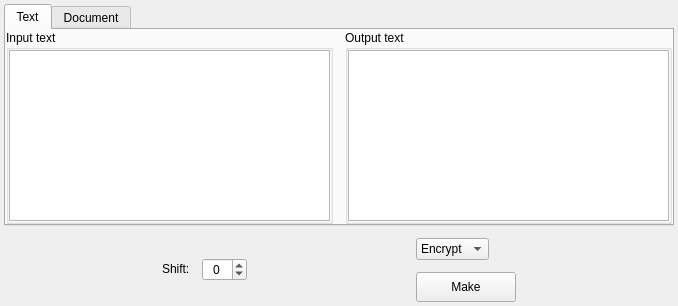
vasilypht/crypto-methods, file app/gui/symmetric/caesar/caesar.ui: the form before one commit.
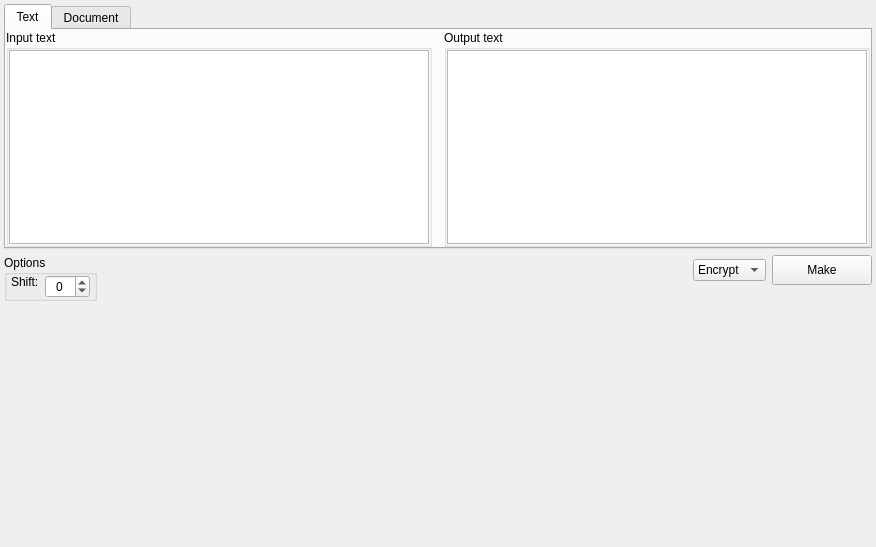
The form after the commit.

Commit message: (Caesar) Module redesign. Design in the form of a class, as well as a redesign of the widget

Diff of the .ui file:
```diff
--- a/app/gui/symmetric/caesar/caesar.ui
+++ b/app/gui/symmetric/caesar/caesar.ui
@@ -6,8 +6,8 @@
    <rect>
     <x>0</x>
     <y>0</y>
-    <width>678</width>
-    <height>306</height>
+    <width>876</width>
+    <height>547</height>
    </rect>
   </property>
   <property name="maximumSize">
@@ -19,10 +19,7 @@
   <property name="windowTitle">
    <string>Form</string>
   </property>
-  <layout class="QVBoxLayout" name="verticalLayout_3">
-   <property name="spacing">
-    <number>12</number>
-   </property>
+  <layout class="QVBoxLayout" name="verticalLayout_4">
    <property name="leftMargin">
     <number>4</number>
    </property>
@@ -35,12 +32,12 @@
    <property name="bottomMargin">
     <number>4</number>
    </property>
-   <item alignment="Qt::AlignTop">
+   <item>
     <widget class="QTabWidget" name="tab_widget">
      <property name="maximumSize">
       <size>
        <width>16777215</width>
-       <height>16777215</height>
+       <height>400</height>
       </size>
      </property>
      <property name="currentIndex">
@@ -148,23 +145,37 @@
    <item>
     <layout class="QHBoxLayout" name="horizontal_layout_3">
      <item>
-      <spacer name="horizontal_spacer_1">
-       <property name="orientation">
-        <enum>Qt::Horizontal</enum>
-       </property>
-       <property name="sizeHint" stdset="0">
-        <size>
-         <width>40</width>
-         <height>20</height>
-        </size>
-       </property>
-      </spacer>
-     </item>
+      <layout class="QVBoxLayout" name="vertical_layout_2">
+       <item>
+        <widget class="QGroupBox" name="group_box_options">
+         <property name="title">
+          <string>Options</string>
+         </property>
+         <layout class="QVBoxLayout" name="verticalLayout">
+          <property name="leftMargin">
+           <number>0</number>
+          </property>
+          <property name="topMargin">
+           <number>0</number>
+          </property>
+          <property name="rightMargin">
+           <number>0</number>
+          </property>
+          <property name="bottomMargin">
+           <number>0</number>
+          </property>
      <item>
-      <layout class="QVBoxLayout" name="vertical_layout_1">
-       <item>
-        <layout class="QHBoxLayout" name="horizontalLayout_2">
-         <item>
+           <layout class="QFormLayout" name="form_layout_options">
+            <property name="fieldGrowthPolicy">
+             <enum>QFormLayout::ExpandingFieldsGrow</enum>
+            </property>
+            <property name="leftMargin">
+             <number>4</number>
+            </property>
+            <property name="rightMargin">
+             <number>4</number>
+            </property>
+            <item row="0" column="0">
           <widget class="QLabel" name="label_shift">
            <property name="sizePolicy">
             <sizepolicy hsizetype="Minimum" vsizetype="Fixed">
@@ -177,7 +188,7 @@
            </property>
           </widget>
          </item>
-         <item>
+            <item row="0" column="1">
           <widget class="QSpinBox" name="spin_box_shift">
            <property name="frame">
             <bool>true</bool>
@@ -198,18 +209,18 @@
          </item>
         </layout>
        </item>
+         </layout>
+        </widget>
+       </item>
        <item>
-        <spacer name="vertical_spacer_1">
+        <spacer name="vertical_spacer_2">
          <property name="orientation">
           <enum>Qt::Vertical</enum>
          </property>
-         <property name="sizeType">
-          <enum>QSizePolicy::Preferred</enum>
-         </property>
          <property name="sizeHint" stdset="0">
           <size>
-           <width>0</width>
-           <height>0</height>
+           <width>20</width>
+           <height>40</height>
           </size>
          </property>
         </spacer>
@@ -217,13 +228,10 @@
       </layout>
      </item>
      <item>
-      <spacer name="horizontal_spacer_2">
+      <spacer name="horizontal_spacer_1">
        <property name="orientation">
         <enum>Qt::Horizontal</enum>
        </property>
-       <property name="sizeType">
-        <enum>QSizePolicy::Expanding</enum>
-       </property>
        <property name="sizeHint" stdset="0">
         <size>
          <width>40</width>
@@ -233,7 +241,9 @@
       </spacer>
      </item>
      <item>
-      <layout class="QVBoxLayout" name="verticalLayout_2">
+      <layout class="QVBoxLayout" name="vertical_layout_1">
+       <item>
+        <layout class="QHBoxLayout" name="horizontal_layout_2">
        <item>
         <widget class="QComboBox" name="combo_box_mode">
          <property name="sizePolicy">
@@ -282,23 +292,22 @@
       </layout>
      </item>
      <item>
-      <spacer name="horizontal_spacer_3">
+        <spacer name="vertical_spacer_1">
        <property name="orientation">
-        <enum>Qt::Horizontal</enum>
-       </property>
-       <property name="sizeType">
-        <enum>QSizePolicy::Expanding</enum>
+          <enum>Qt::Vertical</enum>
        </property>
        <property name="sizeHint" stdset="0">
         <size>
-         <width>40</width>
-         <height>20</height>
+           <width>20</width>
+           <height>40</height>
         </size>
        </property>
       </spacer>
      </item>
     </layout>
    </item>
+    </layout>
+   </item>
    <item>
     <spacer name="vertical_spacer_bottom">
      <property name="orientation">
@@ -306,8 +315,8 @@
      </property>
      <property name="sizeHint" stdset="0">
       <size>
-       <width>0</width>
-       <height>1</height>
+       <width>20</width>
+       <height>131</height>
       </size>
      </property>
     </spacer>
```
Left out of the diff: 8 changed lines with no effect on the pictures. Lines whose indentation alone changed are shown as unchanged. The commit also changes 3 other files.
